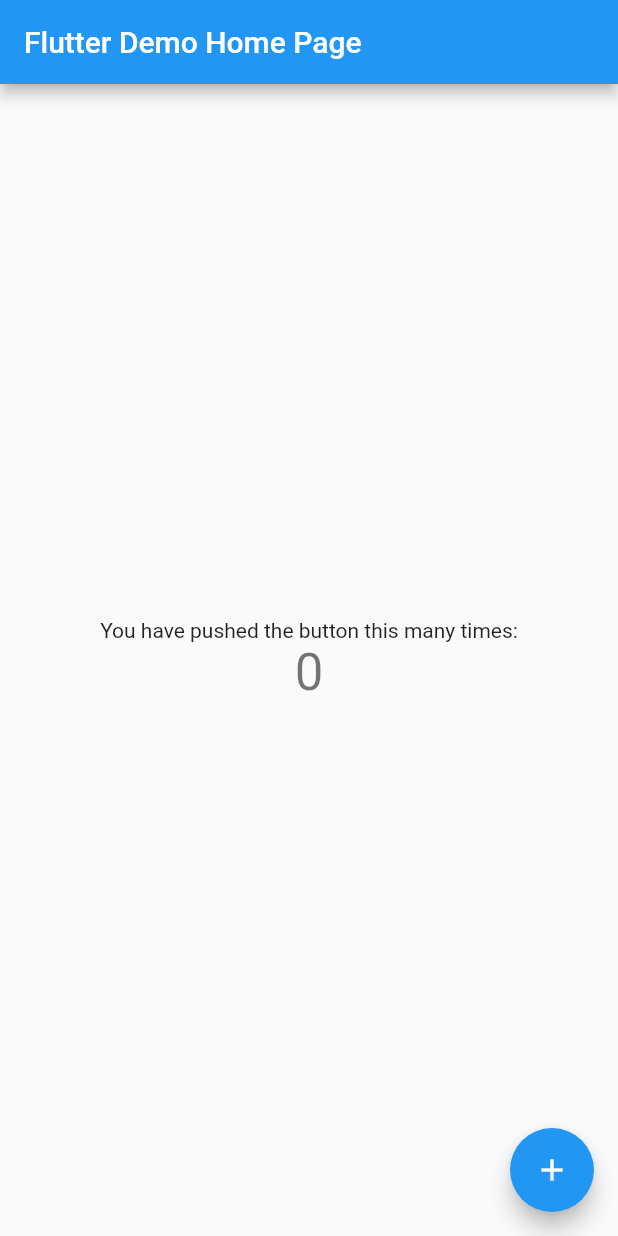
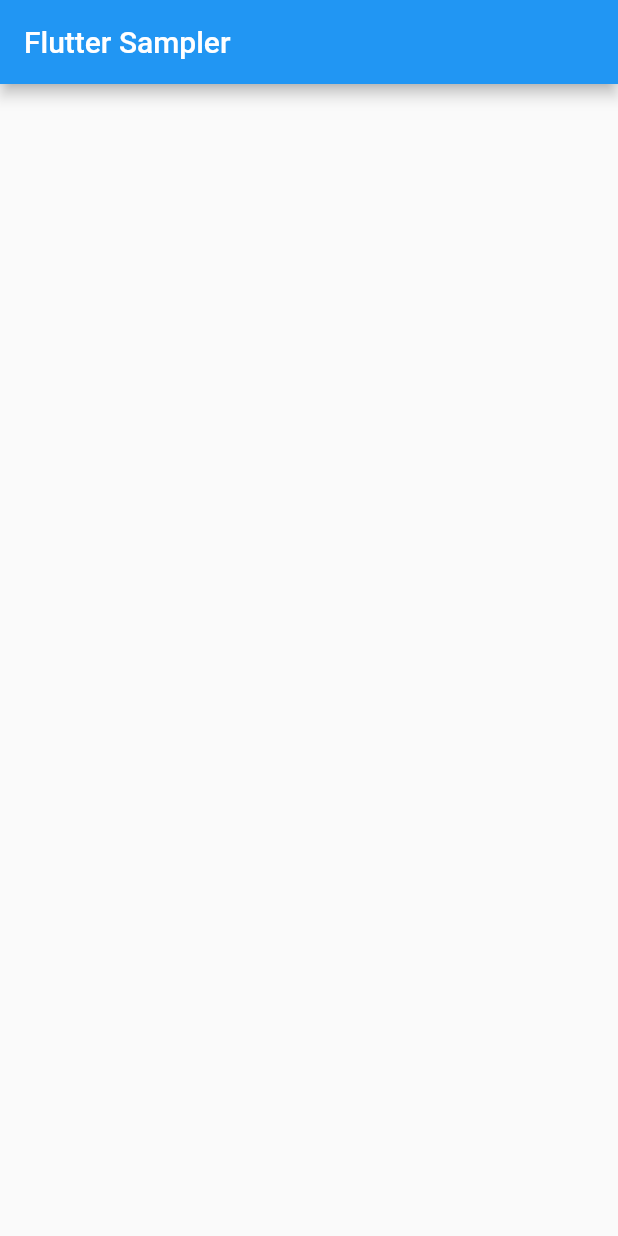
Before and after one commit to nerd0geek1/flutter_sample, a Flutter app: the screen it shows after launch, on a phone screen of 412 x 824 dp. Run offline on Flutter 3.47's test engine with Material 2 defaults, Android fonts, the phone set to English and light mode, and no system bars.

Commit message:
simplify main.dart

```diff
--- a/lib/main.dart
+++ b/lib/main.dart
@@ -11,107 +11,22 @@ class MyApp extends StatelessWidget {
     return MaterialApp(
       title: 'Flutter Demo',
       theme: ThemeData(
-        // This is the theme of your application.
-        //
-        // Try running your application with "flutter run". You'll see the
-        // application has a blue toolbar. Then, without quitting the app, try
-        // changing the primarySwatch below to Colors.green and then invoke
-        // "hot reload" (press "r" in the console where you ran "flutter run",
-        // or simply save your changes to "hot reload" in a Flutter IDE).
-        // Notice that the counter didn't reset back to zero; the application
-        // is not restarted.
         primarySwatch: Colors.blue,
-        // This makes the visual density adapt to the platform that you run
-        // the app on. For desktop platforms, the controls will be smaller and
-        // closer together (more dense) than on mobile platforms.
         visualDensity: VisualDensity.adaptivePlatformDensity,
       ),
-      home: MyHomePage(title: 'Flutter Demo Home Page'),
+      home: MyHomePage(),
     );
   }
 }
 
-class MyHomePage extends StatefulWidget {
-  MyHomePage({Key key, this.title}) : super(key: key);
-
-  // This widget is the home page of your application. It is stateful, meaning
-  // that it has a State object (defined below) that contains fields that affect
-  // how it looks.
-
-  // This class is the configuration for the state. It holds the values (in this
-  // case the title) provided by the parent (in this case the App widget) and
-  // used by the build method of the State. Fields in a Widget subclass are
-  // always marked "final".
-
-  final String title;
-
-  @override
-  _MyHomePageState createState() => _MyHomePageState();
-}
-
-class _MyHomePageState extends State<MyHomePage> {
-  int _counter = 0;
-
-  void _incrementCounter() {
-    setState(() {
-      // This call to setState tells the Flutter framework that something has
-      // changed in this State, which causes it to rerun the build method below
-      // so that the display can reflect the updated values. If we changed
-      // _counter without calling setState(), then the build method would not be
-      // called again, and so nothing would appear to happen.
-      _counter++;
-    });
-  }
-
+class MyHomePage extends StatelessWidget {
   @override
   Widget build(BuildContext context) {
-    // This method is rerun every time setState is called, for instance as done
-    // by the _incrementCounter method above.
-    //
-    // The Flutter framework has been optimized to make rerunning build methods
-    // fast, so that you can just rebuild anything that needs updating rather
-    // than having to individually change instances of widgets.
     return Scaffold(
       appBar: AppBar(
-        // Here we take the value from the MyHomePage object that was created by
-        // the App.build method, and use it to set our appbar title.
-        title: Text(widget.title),
+        title: Text('Flutter Sampler'),
       ),
-      body: Center(
-        // Center is a layout widget. It takes a single child and positions it
-        // in the middle of the parent.
-        child: Column(
-          // Column is also a layout widget. It takes a list of children and
-          // arranges them vertically. By default, it sizes itself to fit its
-          // children horizontally, and tries to be as tall as its parent.
-          //
-          // Invoke "debug painting" (press "p" in the console, choose the
-          // "Toggle Debug Paint" action from the Flutter Inspector in Android
-          // Studio, or the "Toggle Debug Paint" command in Visual Studio Code)
-          // to see the wireframe for each widget.
-          //
-          // Column has various properties to control how it sizes itself and
-          // how it positions its children. Here we use mainAxisAlignment to
-          // center the children vertically; the main axis here is the vertical
-          // axis because Columns are vertical (the cross axis would be
-          // horizontal).
-          mainAxisAlignment: MainAxisAlignment.center,
-          children: <Widget>[
-            Text(
-              'You have pushed the button this many times:',
-            ),
-            Text(
-              '$_counter',
-              style: Theme.of(context).textTheme.headline4,
-            ),
-          ],
-        ),
-      ),
-      floatingActionButton: FloatingActionButton(
-        onPressed: _incrementCounter,
-        tooltip: 'Increment',
-        child: Icon(Icons.add),
-      ), // This trailing comma makes auto-formatting nicer for build methods.
+      body: Container(),
     );
   }
 }
```
